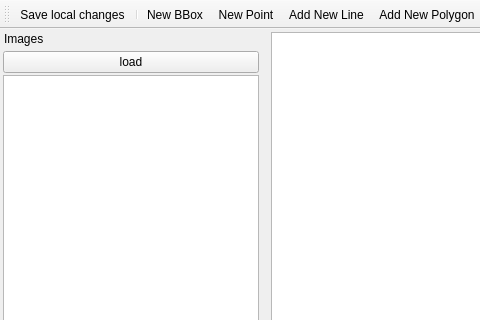
First picture: the form in src/mainwindow.ui, repository otre99/TaggerTool, before the edit; both pictures show x 0 to 480 and y 0 to 320 of the 1165 by 755 pixel window.
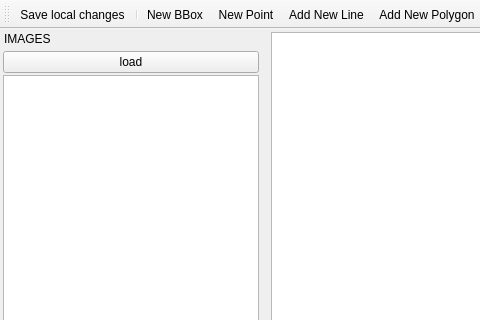
Second picture: the form after the edit. Icons and pictures are not drawn. Custom widgets are drawn as their Qt base class.

```diff
--- a/src/mainwindow.ui
+++ b/src/mainwindow.ui
@@ -96,7 +96,7 @@
     <set>Qt::LeftDockWidgetArea</set>
    </property>
    <property name="windowTitle">
-    <string>Images</string>
+    <string>IMAGES</string>
    </property>
    <attribute name="dockWidgetArea">
     <number>1</number>
```
Left out of the diff: 46 changed lines with no effect on the pictures.
